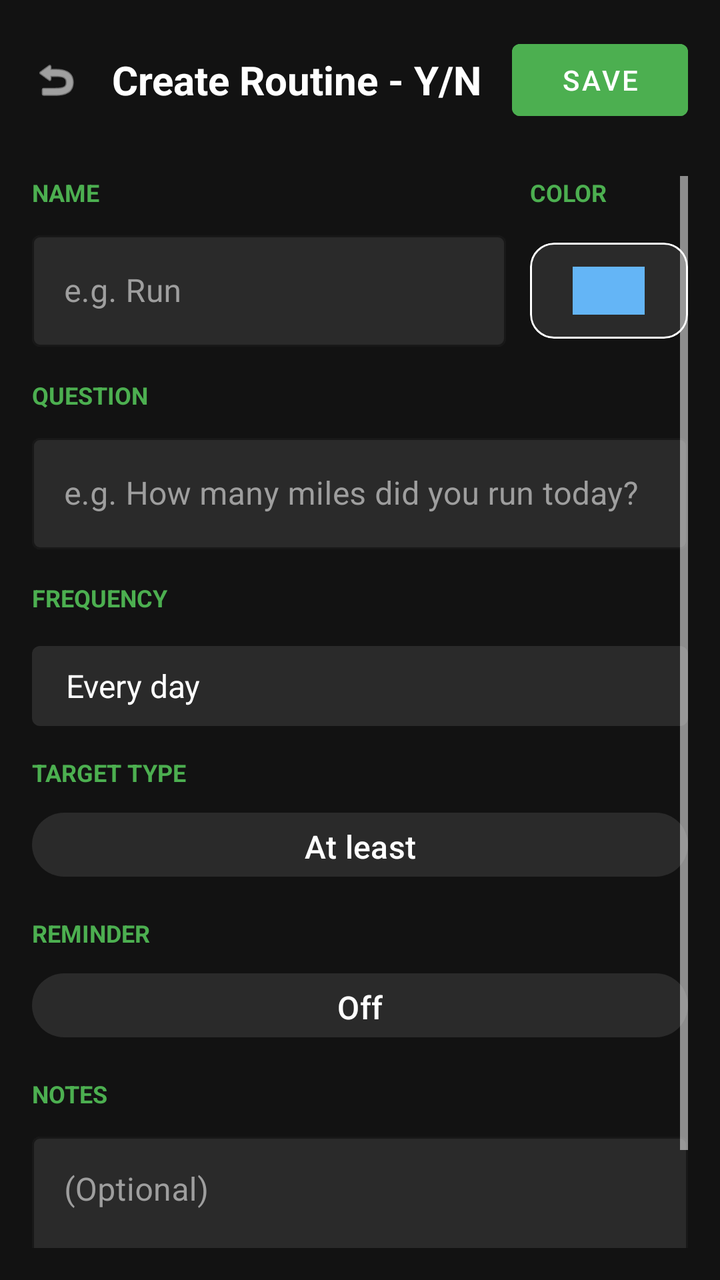
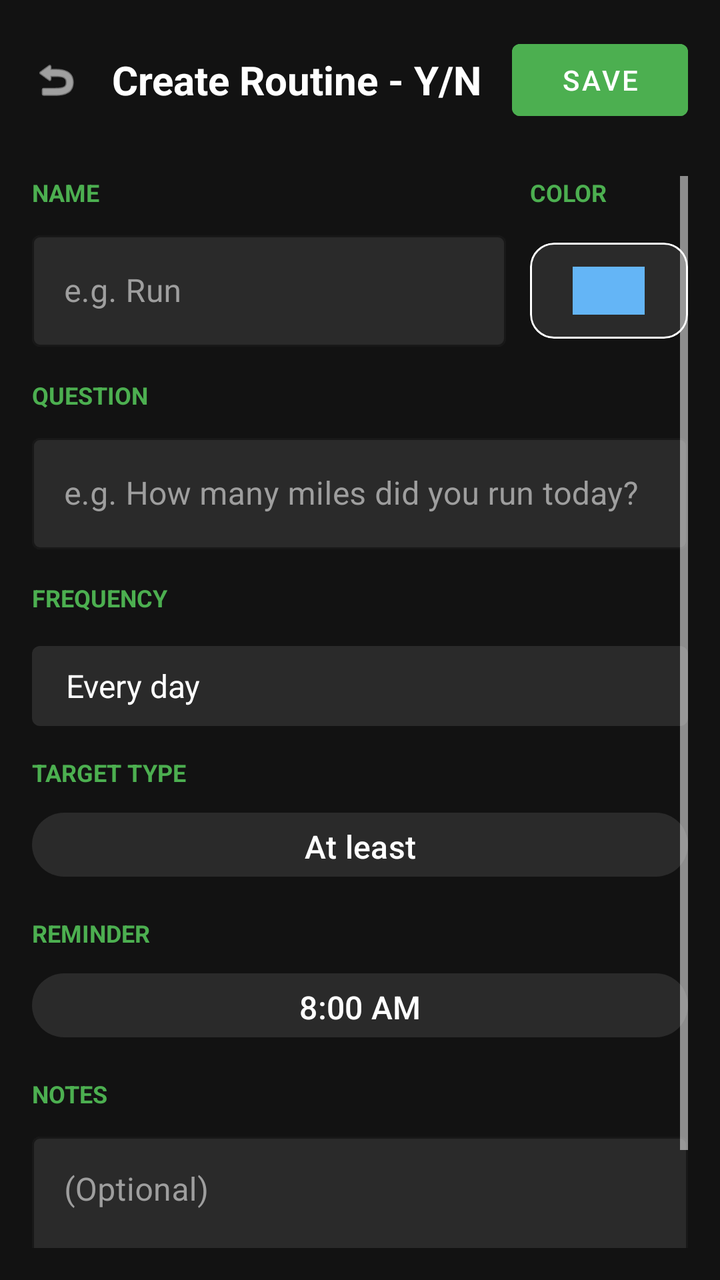

Screens rendered from an Android XML layout before and after an edit, with the pre-edit source and the edit as a unified diff.
<!-- AndroidManifest.xml: application theme Theme.PBD3FinalCapstone -->
<!-- res/layout/activity_create_yesno.xml -->
<?xml version="1.0" encoding="utf-8"?>
<LinearLayout xmlns:android="http://schemas.android.com/apk/res/android"
    xmlns:app="http://schemas.android.com/apk/res-auto"
    android:layout_width="match_parent"
    android:layout_height="match_parent"
    android:background="#121212"
    android:orientation="vertical"
    android:padding="16dp">

    <LinearLayout
        android:layout_width="match_parent"
        android:layout_height="wrap_content"
        android:gravity="center_vertical"
        android:layout_marginBottom="24dp"
        android:orientation="horizontal">

        <ImageView
            android:id="@+id/btnBack"
            android:layout_width="24dp"
            android:layout_height="24dp"
            android:src="@android:drawable/ic_menu_revert"
            android:contentDescription="Back"
            app:tint="#FFFFFF" />

        <TextView
            android:id="@+id/headerTitle"
            android:layout_width="0dp"
            android:layout_height="wrap_content"
            android:layout_marginStart="16dp"
            android:layout_weight="1"
            android:text="Create Routine - Y/N"
            android:textColor="#FFFFFF"
            android:textSize="20sp"
            android:textStyle="bold" />

        <com.google.android.material.button.MaterialButton
            android:id="@+id/btnSave"
            style="@style/Widget.MaterialComponents.Button"
            android:layout_width="wrap_content"
            android:layout_height="wrap_content"
            android:backgroundTint="#4CAF50"
            android:text="SAVE"
            android:textColor="#FFFFFF" />
    </LinearLayout>

    <ScrollView
        android:layout_width="match_parent"
        android:layout_height="match_parent">

        <LinearLayout
            android:layout_width="match_parent"
            android:layout_height="wrap_content"
            android:orientation="vertical">

            
            <LinearLayout
                android:layout_width="match_parent"
                android:layout_height="wrap_content"
                android:layout_marginBottom="16dp"
                android:baselineAligned="false"
                android:orientation="horizontal">

                <LinearLayout
                    android:layout_width="0dp"
                    android:layout_height="wrap_content"
                    android:layout_marginEnd="12dp"
                    android:layout_weight="3"
                    android:orientation="vertical">

                    <TextView
                        android:layout_width="wrap_content"
                        android:layout_height="wrap_content"
                        android:layout_marginBottom="8dp"
                        android:text="NAME"
                        android:textColor="#4CAF50"
                        android:textSize="12sp"
                        android:textStyle="bold" />

                    <com.google.android.material.textfield.TextInputLayout
                        style="@style/Widget.MaterialComponents.TextInputLayout.OutlinedBox"
                        android:layout_width="match_parent"
                        android:layout_height="wrap_content"
                        app:boxStrokeColor="#4CAF50"
                        app:hintTextColor="#FFFFFF"
                        android:textColorHint="#9E9E9E"
                        app:boxBackgroundColor="#2A2A2A">

                        <com.google.android.material.textfield.TextInputEditText
                            android:id="@+id/inputName"
                            android:layout_width="match_parent"
                            android:layout_height="wrap_content"
                            android:hint="e.g. Run"
                            android:textColor="#FFFFFF"
                            android:textColorHint="#FFFFFF"
                            android:textCursorDrawable="@null"
                            />
                    </com.google.android.material.textfield.TextInputLayout>
                </LinearLayout>

                
                <LinearLayout
                    android:layout_width="0dp"
                    android:layout_height="wrap_content"
                    android:layout_weight="1"
                    android:orientation="vertical">

                    <TextView
                        android:layout_width="wrap_content"
                        android:layout_height="wrap_content"
                        android:layout_marginBottom="8dp"
                        android:text="COLOR"
                        android:textColor="#4CAF50"
                        android:textSize="12sp"
                        android:textStyle="bold" />

                    <com.google.android.material.card.MaterialCardView
                        android:layout_width="match_parent"
                        android:layout_height="wrap_content"
                        app:cardBackgroundColor="#2A2A2A"
                        app:cardElevation="0dp"
                        app:strokeColor="#FFFFFF"
                        app:strokeWidth="1dp"
                        android:layout_marginTop="9dp">

                        <LinearLayout
                            android:layout_width="match_parent"
                            android:layout_height="wrap_content"
                            android:gravity="center"
                            android:orientation="vertical"
                            android:padding="12dp">

                            <View
                                android:id="@+id/colorPreview"
                                android:layout_width="36dp"
                                android:layout_height="24dp"
                                android:background="#64B5F6" />
                        </LinearLayout>
                    </com.google.android.material.card.MaterialCardView>
                </LinearLayout>
            </LinearLayout>

            
            <LinearLayout
                android:layout_width="match_parent"
                android:layout_height="wrap_content"
                android:layout_marginBottom="16dp"
                android:orientation="vertical">

                <TextView
                    android:layout_width="wrap_content"
                    android:layout_height="wrap_content"
                    android:layout_marginBottom="8dp"
                    android:text="QUESTION"
                    android:textColor="#4CAF50"
                    android:textSize="12sp"
                    android:textStyle="bold" />

                <com.google.android.material.textfield.TextInputLayout
                    style="@style/Widget.MaterialComponents.TextInputLayout.OutlinedBox"
                    android:layout_width="match_parent"
                    android:layout_height="wrap_content"
                    app:boxStrokeColor="#4CAF50"
                    android:textColorHint="#9E9E9E"
                    app:boxBackgroundColor="#2A2A2A">

                    <com.google.android.material.textfield.TextInputEditText
                        android:id="@+id/inputQuestion"
                        android:layout_width="match_parent"
                        android:layout_height="wrap_content"
                        android:hint="e.g. How many miles did you run today?"
                        android:textColor="#FFFFFF"
                        android:textColorHint="#FFFFFF"
                        android:textCursorDrawable="@null"
                        />
                </com.google.android.material.textfield.TextInputLayout>
            </LinearLayout>

            
            <TextView
                android:layout_width="wrap_content"
                android:layout_height="wrap_content"
                android:layout_marginBottom="8dp"
                android:text="FREQUENCY"
                android:textColor="#4CAF50"
                android:textSize="12sp"
                android:textStyle="bold" />

            <com.google.android.material.textfield.TextInputLayout
                style="@style/Widget.MaterialComponents.TextInputLayout.OutlinedBox"
                android:layout_width="match_parent"
                android:layout_height="wrap_content"
                app:boxStrokeColor="#4CAF50"
                android:textColorHint="#9E9E9E"
                app:boxBackgroundColor="#2A2A2A"
                android:paddingBottom="15dp">
                <TextView
                    android:id="@+id/btnFrequency"
                    android:layout_width="match_parent"
                    android:layout_height="40dp"
                    android:layout_marginTop="8dp"
                    android:background="@drawable/border_box"
                    android:gravity="center_vertical"
                    android:paddingStart="17dp"
                    android:paddingEnd="8dp"
                    android:text="Every day"
                    android:textColor="#FFFFFF"
                    android:textSize="16sp" />
            </com.google.android.material.textfield.TextInputLayout>


            
            <LinearLayout
                android:layout_width="match_parent"
                android:layout_height="wrap_content"
                android:layout_marginBottom="16dp"
                android:orientation="vertical">

                <TextView
                    android:layout_width="wrap_content"
                    android:layout_height="wrap_content"
                    android:layout_marginBottom="8dp"
                    android:text="TARGET TYPE"
                    android:textColor="#4CAF50"
                    android:textSize="12sp"
                    android:textStyle="bold" />

                <com.google.android.material.textfield.TextInputLayout
                    style="@style/Widget.MaterialComponents.TextInputLayout.OutlinedBox"
                    android:layout_width="match_parent"
                    android:layout_height="wrap_content"
                    app:boxStrokeColor="#4CAF50"
                    app:boxBackgroundColor="#2A2A2A">
                    
                    <com.google.android.material.button.MaterialButton
                        android:id="@+id/inputTargetType"
                        android:layout_width="match_parent"
                        android:layout_height="40dp"
                        android:inputType="none"
                        android:text="At least"
                        android:textSize="16sp"
                        android:textColor="#FFFFFF"
                        android:paddingStart="17dp"
                        android:paddingEnd="8dp"
                        app:strokeColor="#4CAF50"
                        app:backgroundTint="#2A2A2A"/>
                </com.google.android.material.textfield.TextInputLayout>
            </LinearLayout>

            
            <LinearLayout
                android:layout_width="match_parent"
                android:layout_height="wrap_content"
                android:layout_marginBottom="16dp"
                android:orientation="vertical">

                <TextView
                    android:layout_width="wrap_content"
                    android:layout_height="wrap_content"
                    android:layout_marginBottom="8dp"
                    android:text="REMINDER"
                    android:textColor="#4CAF50"
                    android:textSize="12sp"
                    android:textStyle="bold" />

                <com.google.android.material.textfield.TextInputLayout
                    style="@style/Widget.MaterialComponents.TextInputLayout.OutlinedBox"
                    android:layout_width="match_parent"
                    android:layout_height="wrap_content"
                    app:boxStrokeColor="#4CAF50"
                    app:boxBackgroundColor="#2A2A2A">

                    <com.google.android.material.button.MaterialButton
                        android:id="@+id/btnReminder"
                        android:layout_width="match_parent"
                        android:layout_height="40dp"
                        android:inputType="none"
                        android:text="Off"
                        android:textSize="16sp"
                        android:textColor="#FFFFFF"
                        app:strokeColor="#4CAF50"
                        app:backgroundTint="#2A2A2A"
                        android:paddingStart="17dp"
                        android:paddingEnd="8dp" />
                </com.google.android.material.textfield.TextInputLayout>
            </LinearLayout>

            
            <LinearLayout
                android:layout_width="match_parent"
                android:layout_height="wrap_content"
                android:layout_marginBottom="16dp"
                android:orientation="vertical">

                <TextView
                    android:layout_width="wrap_content"
                    android:layout_height="wrap_content"
                    android:layout_marginBottom="8dp"
                    android:text="NOTES"
                    android:textColor="#4CAF50"
                    android:textSize="12sp"
                    android:textStyle="bold" />

                <com.google.android.material.textfield.TextInputLayout
                    style="@style/Widget.MaterialComponents.TextInputLayout.OutlinedBox"
                    android:layout_width="match_parent"
                    android:layout_height="wrap_content"
                    app:boxBackgroundColor="#2A2A2A"
                    app:boxStrokeColor="#4CAF50"
                    android:textColorHint="#9E9E9E">

                    <com.google.android.material.textfield.TextInputEditText
                        android:id="@+id/inputNotes"
                        android:layout_width="match_parent"
                        android:layout_height="wrap_content"
                        android:gravity="top|start"
                        android:hint="(Optional)"
                        android:minLines="3"
                        android:textColor="#9E9E9E"
                        android:textColorHint="#9E9E9E"
                        android:textCursorDrawable="@null"
                        />
                </com.google.android.material.textfield.TextInputLayout>
            </LinearLayout>

        </LinearLayout>
    </ScrollView>
</LinearLayout>
<!-- resources referenced by this layout -->
<resources>
  <!-- drawable border_box (drawable) -->
  <?xml version="1.0" encoding="utf-8"?>
  <shape xmlns:android="http://schemas.android.com/apk/res/android">
      <solid android:color="#2A2A2A" />
      <corners android:radius="4dp" />
  </shape>
  <style name="Theme.PBD3FinalCapstone" parent="Base.Theme.PBD3FinalCapstone" />
  <style name="Base.Theme.PBD3FinalCapstone" parent="Theme.Material3.DayNight.NoActionBar">
          
          
  
          <item name="android:statusBarColor">#82EC54</item>
          <item name="colorPrimary">#FFFFFF</item>
          <item name="colorPrimaryVariant">#FFFFFF</item>
          <item name="colorSecondary">#FFFFFF</item>
          <item name="colorSecondaryVariant">#FFFFFF</item>
          <item name="colorAccent">#FFFFFF</item>
          <item name="android:colorControlActivated">#FFFFFF</item>
          <item name="android:colorControlHighlight">#FFFFFF</item>
          <item name="android:colorPrimary">#FFFFFF</item>
          <item name="android:textColorPrimary">#FFFFFF</item>
          <item name="android:textColorSecondary">#FFFFFF</item>
          <item name="android:editTextColor">#FFFFFF</item>
          <item name="android:textColorHint">#9E9E9E</item>
      </style>
</resources>

<!-- the commit's change to res/layout/activity_create_yesno.xml (unified diff, before → after) -->
@@ -274,7 +274,7 @@
                         android:layout_width="match_parent"
                         android:layout_height="40dp"
                         android:inputType="none"
-                        android:text="Off"
+                        android:text="8:00 AM"
                         android:textSize="16sp"
                         android:textColor="#FFFFFF"
                         app:strokeColor="#4CAF50"
